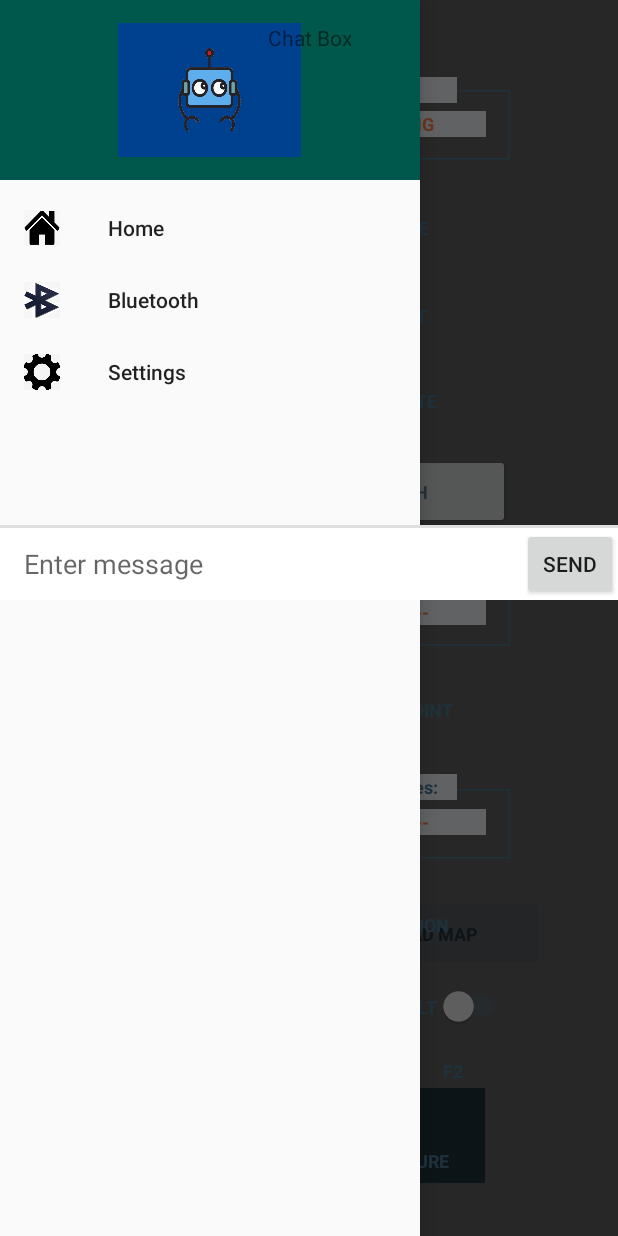
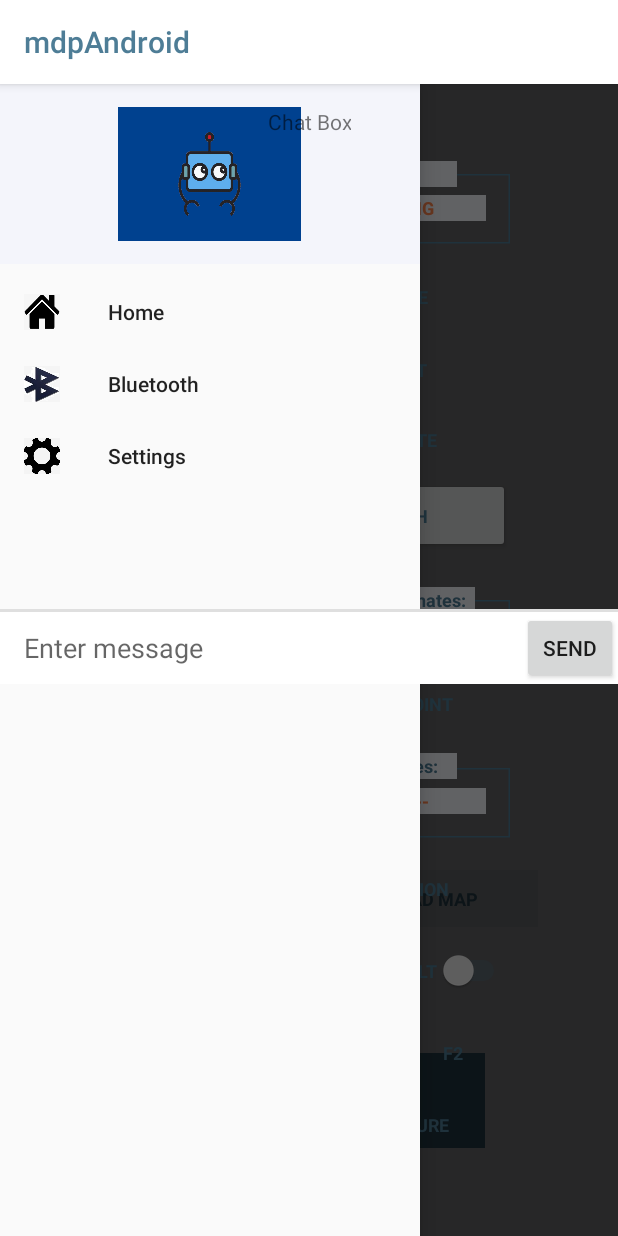
Before and after one commit to LimYouRong/MDP21, an Android app: the screen it shows after launch (MainActivity), with the side drawer open, on a phone screen of 412 x 824 dp. Run offline under Robolectric (Android 15) with nearby library versions, the phone set to English and light mode, and no system bars; libraries missing offline, so code that uses them is left out: com.sothree.slidinguppanel; plain views replace SlidingUpPanelLayout.

Commit message:
Mainpage Layout

```diff
--- a/app/src/main/AndroidManifest.xml
+++ b/app/src/main/AndroidManifest.xml
@@ -15,7 +15,7 @@
         <activity
             android:name=".MainActivity"
             android:label="@string/app_name"
-            android:theme="@style/AppTheme.NoActionBar">
+            android:theme="@style/CustomActionBarTheme">
             <intent-filter>
                 <action android:name="android.intent.action.MAIN" />
 
--- a/app/src/main/res/layout/activity_main.xml
+++ b/app/src/main/res/layout/activity_main.xml
@@ -3,6 +3,7 @@
     xmlns:android="http://schemas.android.com/apk/res/android"
     xmlns:app="http://schemas.android.com/apk/res-auto"
     xmlns:tools="http://schemas.android.com/tools"
+    android:id="@+id/sliding_layout"
     android:layout_width="match_parent"
     android:layout_height="match_parent"
     android:gravity="bottom"
@@ -27,6 +28,7 @@
         android:id="@+id/activity_main"
         android:layout_width="match_parent"
         android:layout_height="match_parent"
+        tools:openDrawer="start"
         tools:context=".MainActivity">
 
 <!--        <com.google.android.material.floatingactionbutton.FloatingActionButton-->
@@ -36,7 +38,6 @@
 <!--            android:layout_gravity="bottom|end"-->
 <!--            android:layout_margin="@dimen/fab_margin"-->
 <!--            app:srcCompat="@android:drawable/ic_dialog_email" />-->
-
 
 
         <LinearLayout
@@ -61,7 +62,7 @@
                     android:layout_height="38dp"
                     android:layout_alignParentTop="true"
                     android:layout_marginStart="8dp"
-                    android:layout_marginTop="579dp"
+                    android:layout_marginTop="500dp"
                     android:layout_toEndOf="@+id/send_map"
                     android:background="@drawable/button_2"
                     android:elevation="13dp"
@@ -76,7 +77,7 @@
                     android:layout_alignParentTop="true"
                     android:layout_alignParentStart="true"
                     android:layout_marginStart="48dp"
-                    android:layout_marginTop="579dp"
+                    android:layout_marginTop="500dp"
                     android:background="@drawable/button_2"
                     android:elevation="13dp"
                     android:text="@string/send_map"
@@ -197,11 +198,12 @@
             <Button
                 android:id="@+id/explore_button"
                 style="@style/Widget.MaterialComponents.Button"
+                app:backgroundTint="#FFFFFF"
                 android:layout_width="159dp"
                 android:layout_height="50dp"
                 android:layout_alignParentTop="true"
                 android:layout_alignParentEnd="true"
-                android:layout_marginTop="102.43dp"
+                android:layout_marginTop="92.43dp"
                 android:layout_marginEnd="48dp"
                 android:elevation="13dp"
                 android:text="@string/explore"
@@ -212,11 +214,12 @@
             <Button
                 android:id="@+id/fastest_button"
                 style="@style/Widget.MaterialComponents.Button"
+                app:backgroundTint="#ffffff"
                 android:layout_width="159dp"
                 android:layout_height="50dp"
                 android:layout_alignParentTop="true"
                 android:layout_alignParentEnd="true"
-                android:layout_marginTop="161.51dp"
+                android:layout_marginTop="141.51dp"
                 android:layout_marginEnd="48dp"
                 android:elevation="13dp"
                 android:text="@string/fastest"
@@ -227,11 +230,12 @@
             <Button
                 android:id="@+id/calibrate_button"
                 style="@style/Widget.MaterialComponents.Button"
+                app:backgroundTint="#ffffff"
                 android:layout_width="159dp"
                 android:layout_height="50dp"
                 android:layout_alignParentTop="true"
                 android:layout_alignParentEnd="true"
-                android:layout_marginTop="218.09dp"
+                android:layout_marginTop="188.09dp"
                 android:layout_marginEnd="48dp"
                 android:elevation="50dp"
                 android:text="@string/cali"
@@ -245,7 +249,7 @@
                 android:layout_height="50dp"
                 android:layout_alignParentTop="true"
                 android:layout_alignParentEnd="true"
-                android:layout_marginTop="278.43dp"
+                android:layout_marginTop="238.43dp"
                 android:layout_marginEnd="48dp"
                 android:elevation="50dp"
                 android:text="@string/refr"
@@ -258,7 +262,7 @@
                 android:layout_height="57dp"
                 android:layout_alignParentTop="true"
                 android:layout_alignParentEnd="true"
-                android:layout_marginTop="360.14dp"
+                android:layout_marginTop="320.14dp"
                 android:layout_marginEnd="48dp"
                 android:background="@drawable/status_box" />
 
@@ -268,7 +272,7 @@
                 android:layout_height="17.6dp"
                 android:layout_alignParentTop="true"
                 android:layout_alignParentEnd="true"
-                android:layout_marginTop="351dp"
+                android:layout_marginTop="311dp"
                 android:layout_marginEnd="71dp"
                 android:background="#F4F5FB"
                 android:gravity="top"
@@ -282,7 +286,7 @@
                 android:layout_height="17.6dp"
                 android:layout_alignParentTop="true"
                 android:layout_alignParentEnd="true"
-                android:layout_marginTop="375dp"
+                android:layout_marginTop="335dp"
                 android:layout_marginEnd="64dp"
                 android:background="#F4F5FB"
                 android:gravity="center_horizontal"
@@ -295,11 +299,12 @@
             <Button
                 android:id="@+id/set_wp_button"
                 style="@style/Widget.MaterialComponents.Button"
+                app:backgroundTint="#ffffff"
                 android:layout_width="159dp"
                 android:layout_height="50dp"
                 android:layout_alignParentTop="true"
                 android:layout_alignParentEnd="true"
-                android:layout_marginTop="424.26dp"
+                android:layout_marginTop="364.26dp"
                 android:layout_marginEnd="48dp"
                 android:elevation="50dp"
                 android:text="@string/setwp"
@@ -313,7 +318,7 @@
                 android:layout_height="57dp"
                 android:layout_alignParentTop="true"
                 android:layout_alignParentEnd="true"
-                android:layout_marginTop="502.2dp"
+                android:layout_marginTop="432.2dp"
                 android:layout_marginEnd="48dp"
                 android:background="@drawable/status_box" />
 
@@ -323,7 +328,7 @@
                 android:layout_height="17.6dp"
                 android:layout_alignParentTop="true"
                 android:layout_alignParentEnd="true"
-                android:layout_marginTop="492.14dp"
+                android:layout_marginTop="422.14dp"
                 android:layout_marginEnd="83dp"
                 android:background="#F4F5FB"
                 android:gravity="top"
@@ -337,7 +342,7 @@
                 android:layout_height="17.6dp"
                 android:layout_alignParentTop="true"
                 android:layout_alignParentEnd="true"
-                android:layout_marginTop="515dp"
+                android:layout_marginTop="445dp"
                 android:layout_marginEnd="64dp"
                 android:background="#F4F5FB"
                 android:gravity="center_horizontal"
@@ -350,11 +355,12 @@
             <Button
                 android:id="@+id/set_rob_button"
                 style="@style/Widget.MaterialComponents.Button"
+                app:backgroundTint="#ffffff"
                 android:layout_width="159dp"
                 android:layout_height="50dp"
                 android:layout_alignParentTop="true"
                 android:layout_alignParentEnd="true"
-                android:layout_marginTop="567.57dp"
+                android:layout_marginTop="487.67dp"
                 android:layout_marginEnd="48dp"
                 android:elevation="13dp"
                 android:text="@string/setrob"
@@ -395,39 +401,42 @@
                 style="@style/Widget.MaterialComponents.Button"
                 android:layout_width="75dp"
                 android:layout_height="50dp"
-                android:layout_alignParentTop="true"
+                android:layout_below="@+id/auto_switch"
                 android:layout_alignParentEnd="true"
-                android:layout_marginTop="664.37dp"
+                android:layout_marginTop="16dp"
                 android:layout_marginEnd="131dp"
                 android:elevation="13dp"
                 android:text="@string/f1"
                 android:textAppearance="@style/roboto"
                 android:textColor="@color/txt"
-                android:textStyle="bold" />
+                android:textStyle="bold"
+                app:backgroundTint="#ffffff" />
 
             <Button
                 android:id="@+id/F2_button"
                 style="@style/Widget.MaterialComponents.Button"
                 android:layout_width="75dp"
                 android:layout_height="50dp"
-                android:layout_alignParentTop="true"
+                android:layout_below="@+id/tilt_switch"
                 android:layout_alignParentEnd="true"
-                android:layout_marginTop="664.37dp"
+                android:layout_marginTop="16dp"
                 android:layout_marginEnd="48dp"
                 android:elevation="13dp"
                 android:text="@string/f2"
                 android:textAppearance="@style/roboto"
                 android:textColor="@color/txt"
-                android:textStyle="bold" />
+                android:textStyle="bold"
+                app:backgroundTint="#ffffff" />
 
             <Button
                 android:id="@+id/reconf_button"
                 style="@style/Widget.MaterialComponents.Button"
+                app:backgroundTint="#ffffff"
                 android:layout_width="159dp"
                 android:layout_height="50dp"
                 android:layout_alignParentTop="true"
                 android:layout_alignParentEnd="true"
-                android:layout_marginTop="724.71dp"
+                android:layout_marginTop="644.71dp"
                 android:layout_marginEnd="48dp"
                 android:elevation="13dp"
                 android:text="@string/reconf"
--- a/app/src/main/res/layout/nav_header.xml
+++ b/app/src/main/res/layout/nav_header.xml
@@ -2,7 +2,7 @@
 <LinearLayout xmlns:android="http://schemas.android.com/apk/res/android"
     android:layout_width="match_parent"
     android:layout_height="120dp"
-    android:background="@color/colorPrimaryDark"
+    android:background="#F4F5FB"
     android:gravity="center"
     android:orientation="vertical">
 
--- a/app/src/main/res/values/styles.xml
+++ b/app/src/main/res/values/styles.xml
@@ -3,9 +3,59 @@
     <!-- Base application theme. -->
     <style name="AppTheme" parent="Theme.AppCompat.Light.DarkActionBar">
         <!-- Customize your theme here. -->
-        <item name="colorPrimary">@color/colorPrimary</item>
+        <item name="colorPrimary">#FFFFFF</item>
         <item name="colorPrimaryDark">@color/colorPrimaryDark</item>
-        <item name="colorAccent">@color/colorAccent</item>
+        <item name="colorAccent">#FFFFFF</item>
+    </style>
+
+    <style name="ActionBar" parent="Theme.AppCompat.Light.DarkActionBar">
+        <!-- Customize your theme here. -->
+        <item name="colorPrimary">#FFFFFF</item>
+        <item name="colorPrimaryDark">@color/colorPrimaryDark</item>
+        <item name="colorAccent">#FFEB3B</item>
+        <item name="android:actionBarTabTextStyle">@style/MyTabTextStyle</item>
+    </style>
+
+    <style name="MyTabTextStyle" parent="android:style/TextAppearance.Holo.Widget.ActionBar.Title">
+        <item name="android:textAppearance">@android:style/TextAppearance.Medium</item>
+        <item name="android:textSize">14sp</item>
+        <item name="android:textStyle">bold</item>
+        <item name="android:textColor">@color/txt</item>
+    </style>
+
+    <style name="CustomActionBarTheme"
+        parent="@style/Theme.AppCompat.Light.DarkActionBar">
+        <item name="android:actionBarStyle">@style/MyActionBar</item>
+        <item name="android:actionBarTabTextStyle">@style/MyActionBarTabText</item>
+        <item name="android:actionMenuTextColor">@color/txt</item>
+
+        <!-- Support library compatibility -->
+        <item name="actionBarStyle">@style/MyActionBar</item>
+        <item name="actionBarTabTextStyle">@style/MyActionBarTabText</item>
+        <item name="actionMenuTextColor">@color/txt</item>
+    </style>
+
+    <!-- ActionBar styles -->
+    <style name="MyActionBar"
+        parent="@style/Widget.AppCompat.Light.ActionBar.Solid.Inverse" >
+        <item name="android:background">@color/colorAccent</item>
+        <item name="android:titleTextStyle">@style/MyActionBarTitleText</item>
+
+        <!-- Support library compatibility -->
+        <item name="background">@color/colorAccent</item>
+        <item name="titleTextStyle">@style/MyActionBarTitleText</item>
+    </style>
+
+    <!-- ActionBar title text -->
+    <style name="MyActionBarTitleText"
+        parent="@style/TextAppearance.AppCompat.Widget.ActionBar.Title">
+        <item name="android:textColor">@color/txt</item>
+    </style>
+
+    <!-- ActionBar tabs text -->
+    <style name="MyActionBarTabText"
+        parent="@style/Widget.AppCompat.ActionBar.TabText">
+        <item name="android:textColor">@color/txt</item>
     </style>
 
     <style name="AppTheme.NoActionBar">
```
